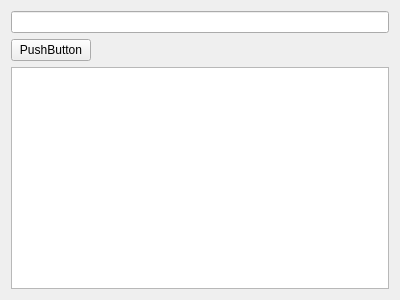
dop-lm/CSTI-ModEditor, file Item.ui: the form before one commit.
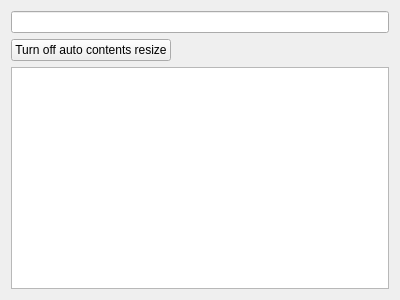
The form after the commit.

```diff
--- a/Item.ui
+++ b/Item.ui
@@ -24,7 +24,7 @@
        <item>
         <widget class="QPushButton" name="showInvalidButton">
          <property name="text">
-          <string>PushButton</string>
+          <string>Turn off auto contents resize</string>
          </property>
         </widget>
        </item>
```
Left out of the diff: 2 changed lines with no effect on the pictures.
